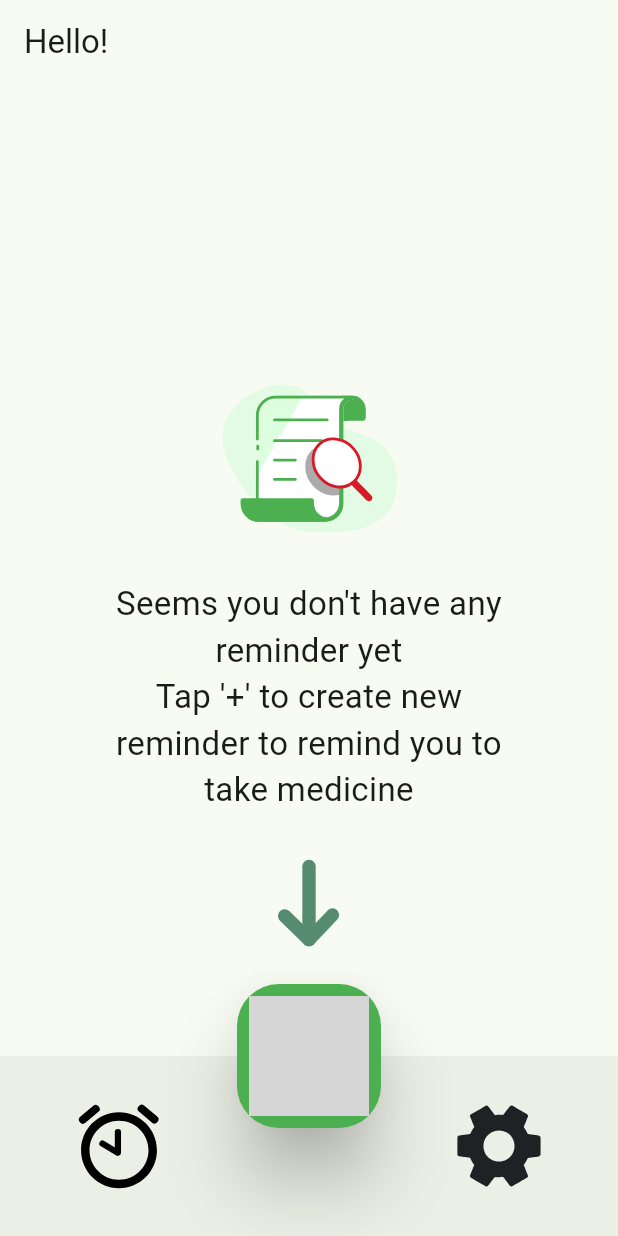
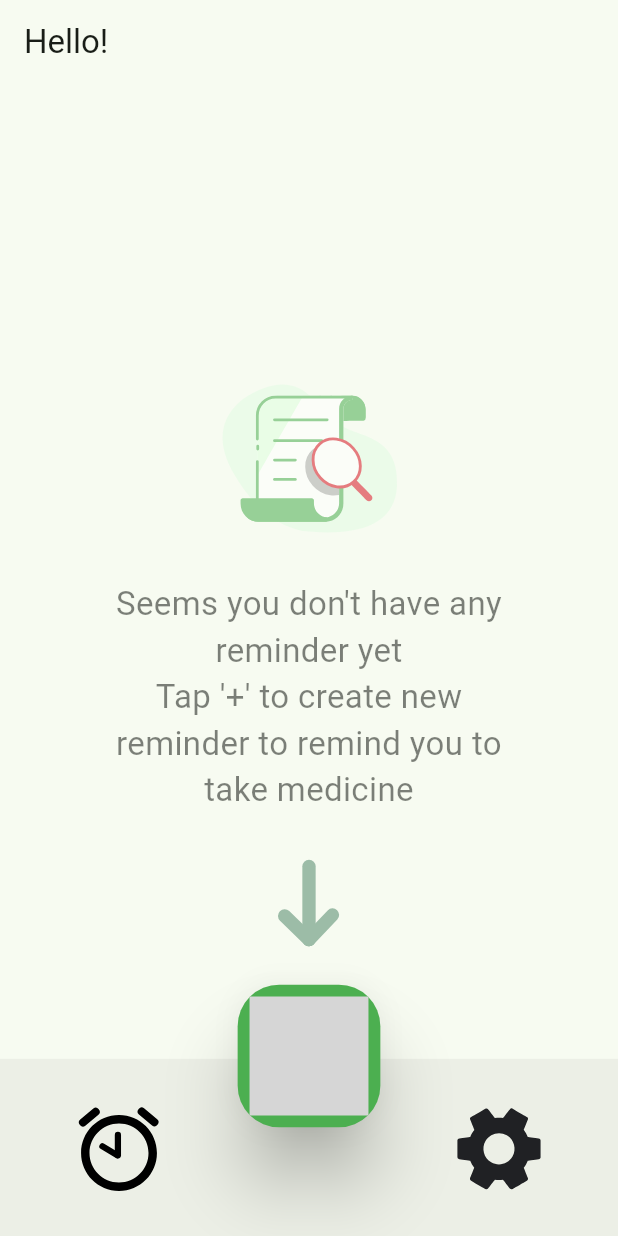
Before and after one commit to librajackyty/ESoundReminder, a Flutter app: the first screen one second after launch, on a phone screen of 412 x 824 dp. Run offline on Flutter 3.47's test engine with Material 2 defaults, Android fonts, the phone set to English and light mode, and no system bars; our stand-ins replace flutter_local_notifications, flutter_native_timezone, hive, hive_flutter, lottie, package_info_plus and 2 more; missing offline and left inert: day_picker; accounts and stored records are empty; project files that could hold a hidden picture were left out; grey boxes are pictures that could not be loaded.

Commit message:
Update some animation

```diff
--- a/lib/screens/home.dart
+++ b/lib/screens/home.dart
@@ -24,32 +24,45 @@ class HomePage extends StatefulWidget {
   State<HomePage> createState() => _HomePageState();
 }
 
-class _HomePageState extends State<HomePage>
-    with SingleTickerProviderStateMixin {
+class _HomePageState extends State<HomePage> with TickerProviderStateMixin {
   final GlobalKey<AnimatedListState> listKey = GlobalKey<AnimatedListState>();
 
-  late AnimationController aniController;
-  Animation<double>? animation;
+  late var stateReady = false;
+  late final AnimationController aniController = AnimationController(
+    vsync: this,
+    duration: const Duration(milliseconds: 1000),
+  );
+  late final Animation<double> animation = Tween(
+    begin: 0.0,
+    end: 1.0,
+  ).animate(CurvedAnimation(
+    parent: aniController,
+    curve: Curves.easeIn,
+  ));
+
+  late final AnimationController aniControllerBottom = AnimationController(
+    vsync: this,
+    duration: const Duration(milliseconds: 800),
+  );
+  late final Animation<Offset> animationBottom = Tween<Offset>(
+    begin: const Offset(0, 1),
+    end: const Offset(0, 0),
+  ).animate(CurvedAnimation(
+    parent: aniControllerBottom,
+    curve: Curves.decelerate,
+  ));
+  late final Animation<double> animationFAB = CurvedAnimation(
+    parent: aniControllerBottom,
+    curve: Curves.fastOutSlowIn,
+  );
 
   @override
   void initState() {
     WidgetsBinding.instance!.addPostFrameCallback((timeStamp) {
-      aniController = AnimationController(
-        vsync: this,
-        duration: const Duration(milliseconds: 200),
-      )..addListener(() {
-          setState(() {});
+      aniController.forward();
+      aniControllerBottom.forward();
+      stateReady = true;
     });
-
-      animation = Tween(
-        begin: 0.0, //getSmallSize(),
-        end: 500.0, //getBigSize(),
-      ).animate(CurvedAnimation(
-        parent: aniController,
-        curve: Curves.decelerate,
-      ));
-    });
-
     super.initState();
   }
 
@@ -63,6 +76,7 @@ class _HomePageState extends State<HomePage>
   @override
   void dispose() {
     aniController.dispose();
+    aniControllerBottom.dispose();
     super.dispose();
   }
 
@@ -76,7 +90,10 @@ class _HomePageState extends State<HomePage>
         body: SafeArea(
           child: Padding(
               padding: const EdgeInsets.all(safeAreaPaddingAllWthLv),
-            child: createReminderList()
+              child: FadeTransition(
+                  opacity:
+                      animation, //aniController.drive(CurveTween(curve: Curves.easeOut)),
+                  child: createReminderList())
               //   CusScrollbar(
               //   ListView(
               //       padding: const EdgeInsets.all(listviewPaddingAll),
@@ -154,7 +171,9 @@ class _HomePageState extends State<HomePage>
               // ),
               ),
         ),
-      floatingActionButton: FloatingActionButton.large(
+        floatingActionButton: ScaleTransition(
+          scale: animationFAB,
+          child: FloatingActionButton.large(
             onPressed: () {
               Navigator.pushNamed(context, pageRouteReminderNew);
             },
@@ -168,8 +187,11 @@ class _HomePageState extends State<HomePage>
               fit: BoxFit.fill,
             ),
           ),
+        ),
         floatingActionButtonLocation: FloatingActionButtonLocation.centerDocked,
-      bottomNavigationBar: BottomAppBar(
+        bottomNavigationBar: SlideTransition(
+          position: animationBottom,
+          child: BottomAppBar(
             height: 120, //MediaQuery.of(context).size.height * 0.1,
             child: Row(
               mainAxisSize: MainAxisSize.max,
@@ -191,14 +213,14 @@ class _HomePageState extends State<HomePage>
                       assetslinkLottie('72897-settings'),
                       fit: BoxFit.fill,
                     ),
-                onPressed: () =>
-                    Navigator.pushNamed(context, constants.pageRouteSettings),
+                    onPressed: () => Navigator.pushNamed(
+                        context, constants.pageRouteSettings),
                   ),
                 )
               ],
             ),
           ),
-    );
+        ));
   }
 
   Widget createReminderList() {
@@ -206,20 +228,40 @@ class _HomePageState extends State<HomePage>
         shouldRebuild: (previous, next) {
           if (next.state is ReminderCreated) {
             final state = next.state as ReminderCreated;
-            listKey.currentState?.insertItem(state.index);
+            listKey.currentState?.insertItem(state.index,
+                duration: const Duration(milliseconds: 800));
           } else if (next.state is ReminderUpdated) {
             final state = next.state as ReminderUpdated;
             if (state.index != state.newIndex) {
               // listKey.currentState?.insertItem(state.newIndex);
               // listKey.currentState?.removeItem(
               //   state.index,
-              //   (context, animation) => CardreminderReminderItem(
-              //     alarm: state.alarm,
-              //     animation: animation,
-              //   ),
+              // (context, animation) => CardReminderItem(
+              //   reminder: state.reminder,
+              //   animation: animation,
+              // ),
               // );
             }
           }
+          // else if (next.state is ReminderDeleted) {
+          //   Future.delayed(const Duration(seconds: 2)).then((value) {
+          //     var state = next.state as ReminderDeleted;
+          //     listKey.currentState?.removeItem(
+          //         state.index,
+          //         (context, animation) => CardReminderItem(
+          //               reminder: state.reminder,
+          //               animation: animation,
+          //             ),
+          //         duration: const Duration(milliseconds: 1500));
+          //   });
+          // }
+          // else if (next.state is ReminderLoaded) {
+          //   final state = next.state as ReminderLoaded;
+          //   for (var i = 0; i < state.reminders.length; i++) {
+          //     listKey.currentState
+          //         ?.insertItem(i, duration: const Duration(milliseconds: 1500));
+          //   }
+          // }
           return true;
         },
         selector: (_, model) => model,
@@ -305,11 +347,7 @@ class _HomePageState extends State<HomePage>
         height: 40,
       )
     ];
-    return
-        // Container(
-        //   margin: EdgeInsets.only(bottom: 50.0),
-        //   child:
-        Column(
+    return Column(
       children: [
         Spacer(),
         ListView(
@@ -318,6 +356,5 @@ class _HomePageState extends State<HomePage>
         )
       ],
     );
-    // );
   }
 }
```
Also changed, not shown: lib/screens/reminder_detail.dart (+8 -6 lines), lib/widgets/reminder_card.dart (+10 -9 lines). Lines whose indentation alone changed are shown as unchanged.
